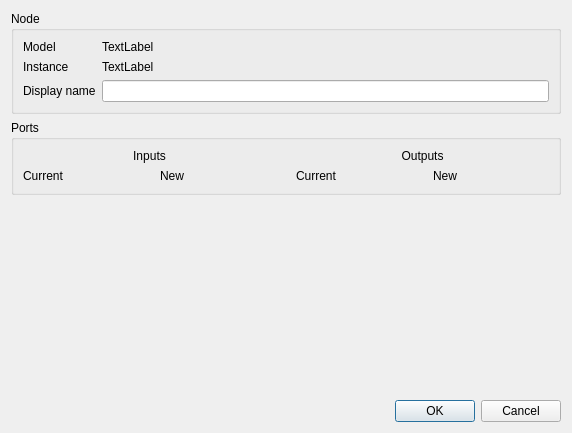
Above: src/Dataflow/QtGui/GraphEditor/NodeEditor.ui from STORM-IRIT/Radium-Engine before the change. Below: the same form after it.
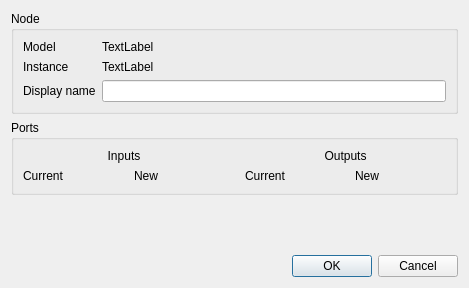
That is the form after the change.

Commit message: [dataflow] No input variable if no default value.

```diff
--- a/src/Dataflow/QtGui/GraphEditor/NodeEditor.ui
+++ b/src/Dataflow/QtGui/GraphEditor/NodeEditor.ui
@@ -6,8 +6,8 @@
    <rect>
     <x>0</x>
     <y>0</y>
-    <width>572</width>
-    <height>433</height>
+    <width>469</width>
+    <height>288</height>
    </rect>
   </property>
   <property name="windowTitle">
@@ -132,10 +132,13 @@
      <property name="orientation">
       <enum>Qt::Vertical</enum>
      </property>
+     <property name="sizeType">
+      <enum>QSizePolicy::MinimumExpanding</enum>
+     </property>
      <property name="sizeHint" stdset="0">
       <size>
        <width>20</width>
-       <height>40</height>
+       <height>20</height>
       </size>
      </property>
     </spacer>
```
The commit also changes 2 other files.
